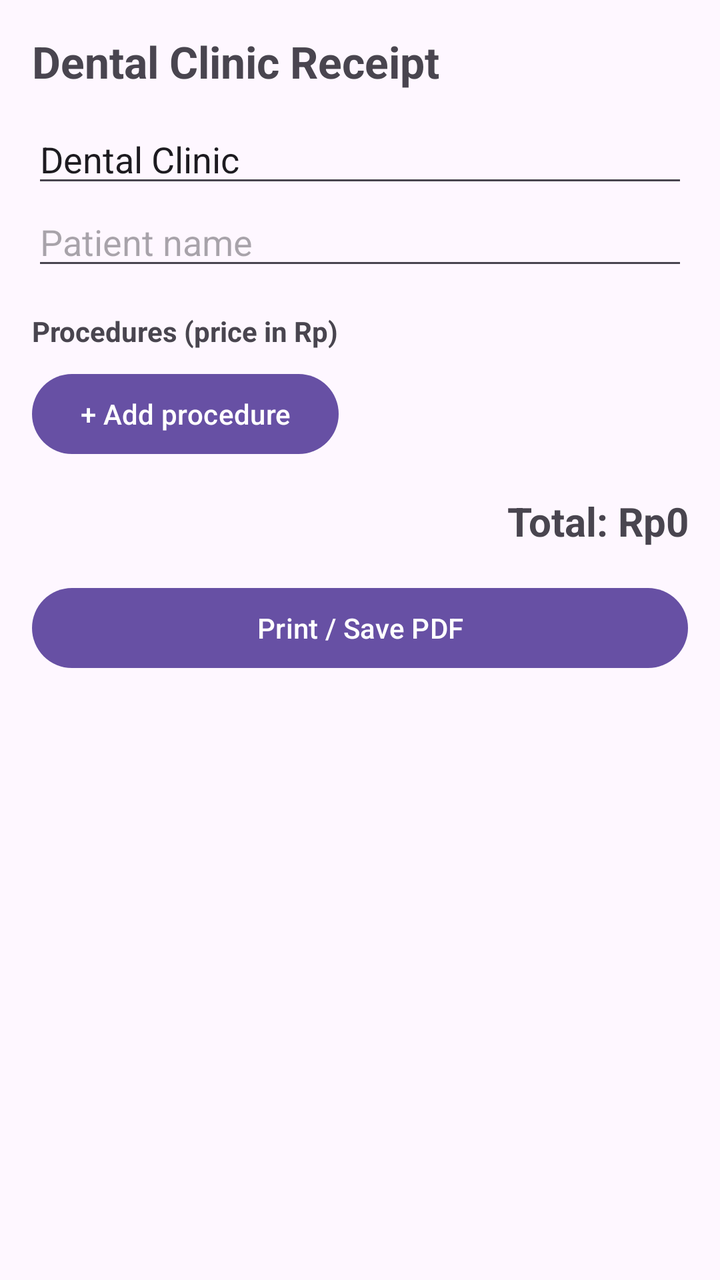
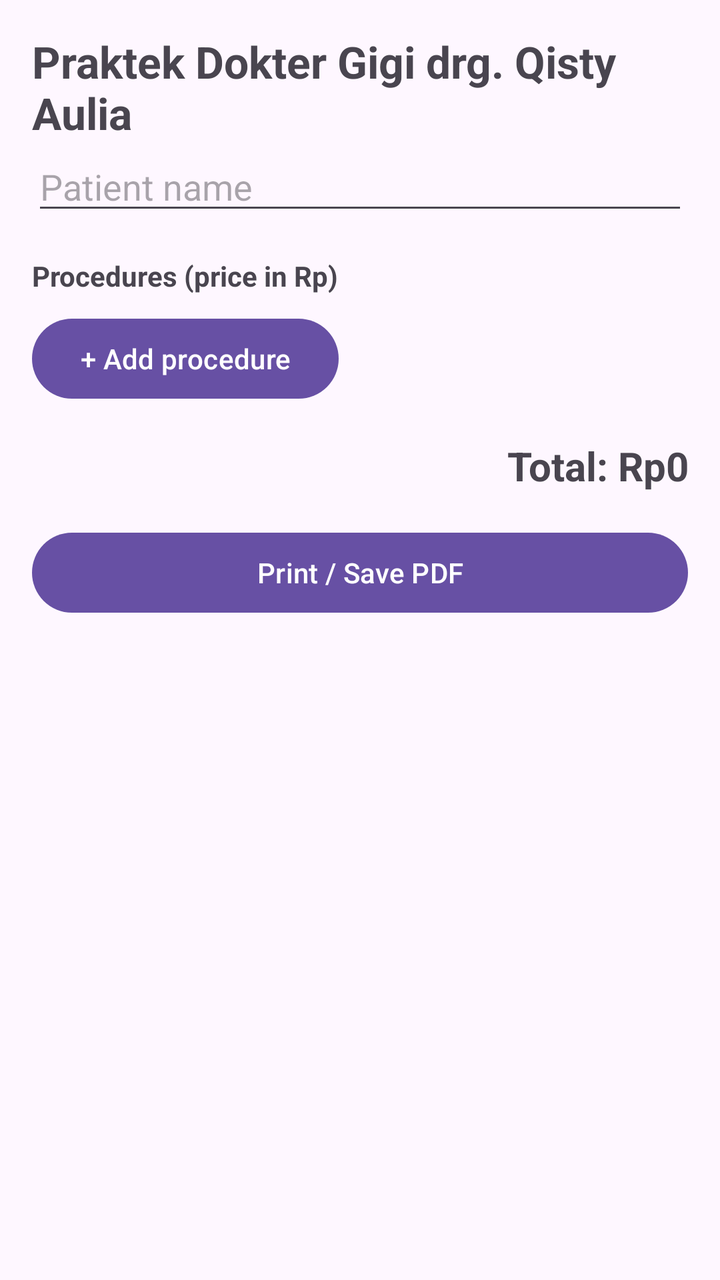

The first picture is an Android layout as it rendered before a commit; the second is the same layout after the commit. The layout source and the unified diff follow.
<!-- AndroidManifest.xml: application theme Theme.Material3.Light.NoActionBar -->
<!-- res/layout/activity_main.xml -->
<?xml version="1.0" encoding="utf-8"?>
<ScrollView xmlns:android="http://schemas.android.com/apk/res/android"
    xmlns:tools="http://schemas.android.com/tools"
    android:layout_width="match_parent"
    android:layout_height="match_parent"
    android:fillViewport="true">

    <LinearLayout
        android:layout_width="match_parent"
        android:layout_height="wrap_content"
        android:orientation="vertical"
        android:padding="16dp"
        tools:ignore="HardcodedText">

        <TextView
            android:layout_width="wrap_content"
            android:layout_height="wrap_content"
            android:text="Dental Clinic Receipt"
            android:textSize="22sp"
            android:textStyle="bold" />

        <EditText
            android:id="@+id/etClinic"
            android:layout_width="match_parent"
            android:layout_height="wrap_content"
            android:layout_marginTop="12dp"
            android:hint="Clinic name"
            android:importantForAutofill="no"
            android:inputType="textCapWords"
            android:text="Dental Clinic" />

        <EditText
            android:id="@+id/etPatient"
            android:layout_width="match_parent"
            android:layout_height="wrap_content"
            android:hint="Patient name"
            android:importantForAutofill="no"
            android:inputType="textPersonName|textCapWords" />

        <TextView
            android:layout_width="wrap_content"
            android:layout_height="wrap_content"
            android:layout_marginTop="16dp"
            android:text="Procedures (price in Rp)"
            android:textStyle="bold" />

        <LinearLayout
            android:id="@+id/listProcedures"
            android:layout_width="match_parent"
            android:layout_height="wrap_content"
            android:orientation="vertical" />

        <Button
            android:id="@+id/btnAdd"
            android:layout_width="wrap_content"
            android:layout_height="wrap_content"
            android:layout_marginTop="8dp"
            android:text="+ Add procedure" />

        <TextView
            android:id="@+id/tvTotal"
            android:layout_width="match_parent"
            android:layout_height="wrap_content"
            android:layout_marginTop="16dp"
            android:gravity="end"
            android:text="Total: Rp0"
            android:textSize="20sp"
            android:textStyle="bold" />

        <Button
            android:id="@+id/btnPrint"
            android:layout_width="match_parent"
            android:layout_height="wrap_content"
            android:layout_marginTop="16dp"
            android:text="Print / Save PDF" />
    </LinearLayout>
</ScrollView>
<!-- resources referenced by this layout -->
<resources>

</resources>

<!-- the commit's change to res/layout/activity_main.xml (unified diff, before → after) -->
@@ -15,19 +15,9 @@
         <TextView
             android:layout_width="wrap_content"
             android:layout_height="wrap_content"
-            android:text="Dental Clinic Receipt"
+            android:text="Praktek Dokter Gigi drg. Qisty Aulia"
             android:textSize="22sp"
             android:textStyle="bold" />
-
-        <EditText
-            android:id="@+id/etClinic"
-            android:layout_width="match_parent"
-            android:layout_height="wrap_content"
-            android:layout_marginTop="12dp"
-            android:hint="Clinic name"
-            android:importantForAutofill="no"
-            android:inputType="textCapWords"
-            android:text="Dental Clinic" />
 
         <EditText
             android:id="@+id/etPatient"
